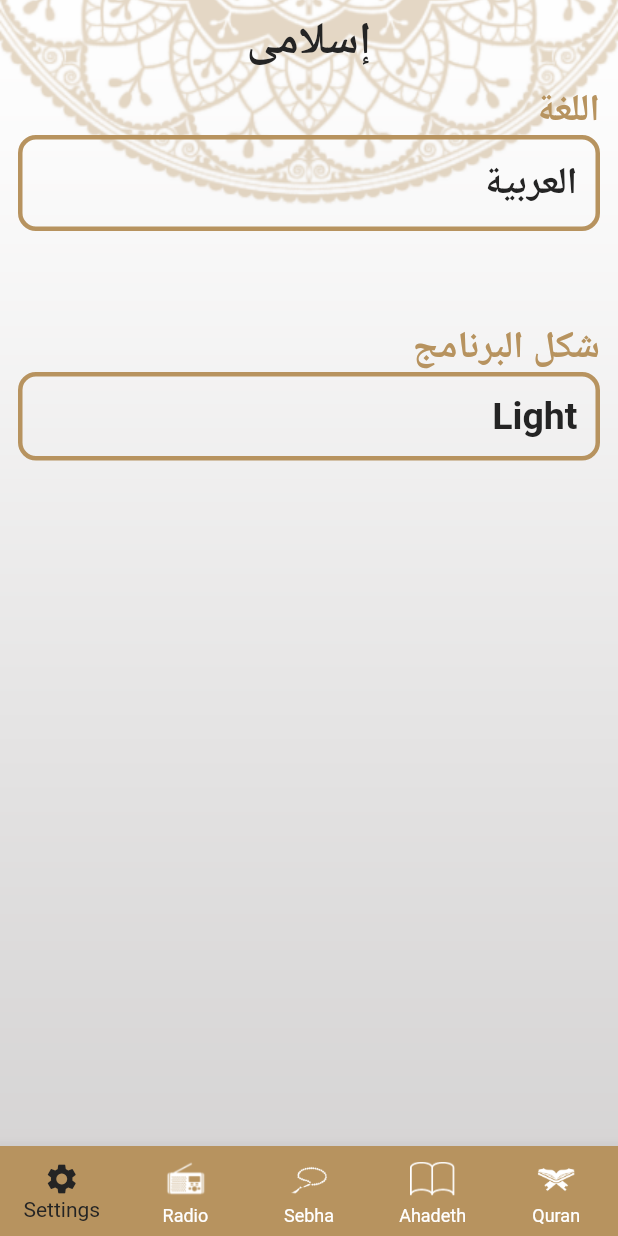
After one commit to mahmoudgamal1704/Islami_App, a Flutter app: the screen it shows after launch, item 5 of the bottom bar chosen, on a phone screen of 412 x 824 dp. The commit adds this screen. Run offline on Flutter 3.47's test engine with Material 2 defaults, Android fonts, the phone set to English and light mode, and no system bars; generated files the repository leaves out were written again.

Commit message:
change set state by provider in Sura Details & set Language for app by Provider

```diff
--- a/lib/home_screen/home.dart
+++ b/lib/home_screen/home.dart
@@ -5,6 +5,7 @@ import 'package:islami/home_screen/radiotab.dart';
 import 'package:islami/home_screen/sebhatab.dart';
 import 'package:islami/mytheme.dart';
 import 'package:flutter_gen/gen_l10n/app_localizations.dart';
+import 'package:islami/setting/setting.dart';
 
 class Home extends StatefulWidget {
   // const Home({Key? key}) : super(key: key);
@@ -63,6 +64,10 @@ class _HomeState extends State<Home> {
                 // backgroundColor: MyTheme.colorGold,
                   label: 'Radio',
                   icon: ImageIcon(AssetImage('assets/images/radio_blue.png'),size: 30)),
+              BottomNavigationBarItem(
+                // backgroundColor: MyTheme.colorGold,
+                  label: 'Settings',
+                  icon: Icon(Icons.settings)),
             ],
           ),
         body: tabs[currentindex],
@@ -75,5 +80,6 @@ class _HomeState extends State<Home> {
     AhadethTab(),
     SebhaTab(),
     RadioTab(),
+    MySettings(),
   ];
 }
--- a/lib/l10n/app_ar.arb
+++ b/lib/l10n/app_ar.arb
@@ -1,6 +1,10 @@
 {
     "apptitle": "إسلامى",
     "suraname": "إسم السور",
-    "ahadeth": "أحاديث"
+    "ahadeth": "أحاديث",
+    "langtitle":"اللغة",
+     "modetitle":"شكل البرنامج",
+     "langen":"الانجليزية",
+     "langar":"العربية"
 
 }
--- a/lib/main.dart
+++ b/lib/main.dart
@@ -2,16 +2,22 @@ import 'package:flutter/material.dart';
 import 'package:islami/hadethdetails/hadeth.dart';
 import 'package:islami/home_screen/home.dart';
 import 'package:islami/mytheme.dart';
+import 'package:islami/provider/my_provider.dart';
 import 'package:islami/suradetails/sura.dart';
 import 'package:flutter_localizations/flutter_localizations.dart';
 import 'package:flutter_gen/gen_l10n/app_localizations.dart';
+import 'package:provider/provider.dart';
 void main() {
-  runApp(MyApp());
+  runApp(ChangeNotifierProvider(
+
+      create: (BuildContext context)=> MyProvider(),
+      child: MyApp()));
 }
 
 class MyApp extends StatelessWidget {
   @override
   Widget build(BuildContext context) {
+    var provider = Provider.of<MyProvider>(context);
     return MaterialApp(
       localizationsDelegates: [
         AppLocalizations.delegate,
@@ -23,7 +29,7 @@ class MyApp extends StatelessWidget {
         Locale('en'), // English, no country code
         Locale('ar'), // Arabic, no country code
       ],
-      locale: Locale('ar'),
+      locale: Locale(provider.LanguageCode),
       theme: MyTheme.lightTheme,
       darkTheme: MyTheme.darktheme,
       themeMode: ThemeMode.light,
--- /dev/null
+++ b/lib/provider/my_provider.dart
@@ -0,0 +1,16 @@
+// import 'dart:js';
+
+import 'package:flutter/material.dart';
+import 'package:flutter_gen/gen_l10n/app_localizations.dart';
+
+class MyProvider extends ChangeNotifier{
+
+  String LanguageCode = 'ar';
+  String CurrentLang  = 'العربية';
+
+  void changeLanguage(String lang,String currentlang){
+    LanguageCode=lang;
+    CurrentLang= currentlang;
+    notifyListeners();
+  }
+}
--- /dev/null
+++ b/lib/setting/setting.dart
@@ -0,0 +1,61 @@
+import 'package:flutter/material.dart';
+import 'package:islami/mytheme.dart';
+import 'package:flutter_gen/gen_l10n/app_localizations.dart';
+import 'package:islami/provider/my_provider.dart';
+import 'package:provider/provider.dart';
+
+import 'langbottomsheet.dart';
+
+class MySettings extends StatelessWidget {
+  // const MySettings({Key? key}) : super(key: key);
+  static String CurrentLang = '';
+  @override
+  Widget build(BuildContext context) {
+    var prov = Provider.of<MyProvider>(context);
+    return Container(
+      margin: EdgeInsets.symmetric(horizontal: 12),
+      child: Column(
+        crossAxisAlignment: CrossAxisAlignment.stretch,
+        children: [
+          Text(
+            AppLocalizations.of(context)!.langtitle,
+            style: Theme.of(context).textTheme.subtitle1,
+          ),
+          InkWell(
+            onTap: (){
+              showLAnguageBottomSheet(context);
+            },
+            child: Container(
+              padding: EdgeInsets.all(12),
+              decoration: BoxDecoration(
+                  border: Border.all(width: 3, color: MyTheme.colorGold),
+                  borderRadius: BorderRadius.circular(12)),
+              child:
+
+                  Text(prov.CurrentLang, style: Theme.of(context).textTheme.subtitle2),
+            ),
+          ),
+          SizedBox(
+            height: 60,
+          ),
+          Text(
+            AppLocalizations.of(context)!.modetitle,
+            style: Theme.of(context).textTheme.subtitle1,
+          ),
+          Container(
+            padding: EdgeInsets.all(12),
+            decoration: BoxDecoration(
+                border: Border.all(width: 3, color: MyTheme.colorGold),
+                borderRadius: BorderRadius.circular(12)),
+            child: Text('Light', style: Theme.of(context).textTheme.subtitle2),
+          ),
+        ],
+      ),
+    );
+  }
+  void showLAnguageBottomSheet(BuildContext context){
+    showModalBottomSheet(context: context, builder: (context){
+      return LangBottomSheet();
+    });
+  }
+}
--- a/pubspec.yaml
+++ b/pubspec.yaml
@@ -29,6 +29,7 @@ environment:
 # the latest version available on pub.dev. To see which dependencies have newer
 # versions available, run `flutter pub outdated`.
 dependencies:
+  provider: ^6.0.4
   flutter:
     sdk: flutter
   flutter_localizations: # Add this line
```
Also changed, not shown: lib/l10n/app_en.arb (+7 -1 lines), lib/provider/suraprovider.dart (added, +13 -0 lines), lib/setting/langbottomsheet.dart (added, +52 -0 lines), lib/suradetails/sura.dart (+16 -21 lines), pubspec.lock.
